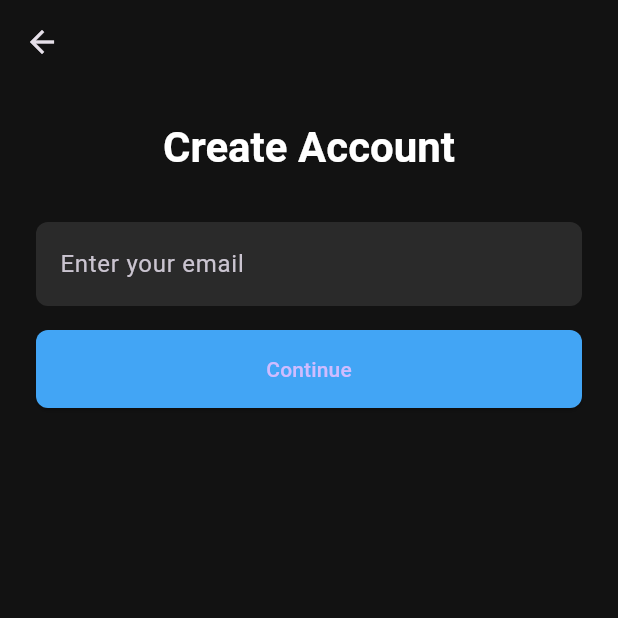
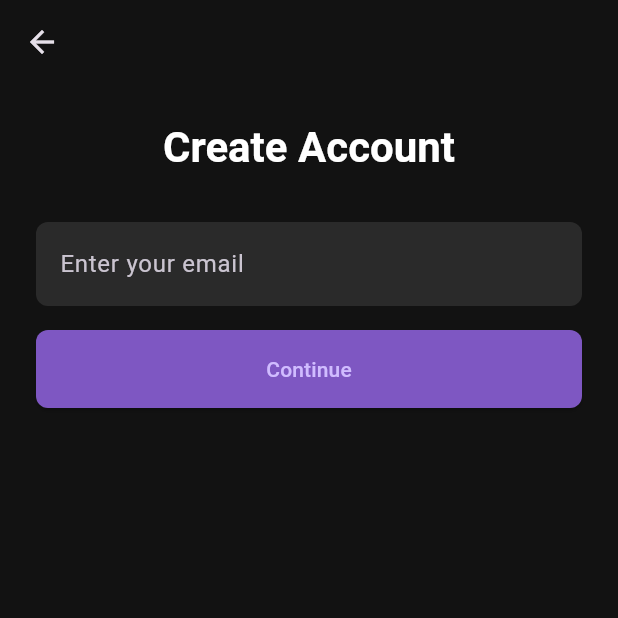
Before and after one commit to Cikle/Movely, a Flutter app: the screen it shows after launch, after a tap on "Create Account", on a phone screen of 412 x 824 dp, the top half of it. Run offline on Flutter 3.47's test engine with Material 3 defaults, Android fonts, the phone set to English and light mode, and no system bars; our stand-ins replace supabase_flutter; accounts and stored records are empty.

Commit message:
feat: Add subtle subtext and update color scheme to deep purple

```diff
--- a/movely/lib/screens/auth_screen.dart
+++ b/movely/lib/screens/auth_screen.dart
@@ -105,20 +105,26 @@ class _AuthScreenState extends State<AuthScreen> {
               crossAxisAlignment: CrossAxisAlignment.stretch,
               children: [
                 const Spacer(),
-                ShaderMask(
-                  shaderCallback: (bounds) => LinearGradient(
-                    colors: [Colors.purple.shade400, Colors.blue.shade400],
-                    begin: Alignment.topLeft,
-                    end: Alignment.bottomRight,
-                  ).createShader(bounds),
-                  child: Text(
+                Column(
+                  children: [
+                    Text(
                       'Movely',
                       style: Theme.of(context).textTheme.headlineLarge?.copyWith(
-                          color: Colors.white,
+                            color: Colors.deepPurple.shade200,
                             fontWeight: FontWeight.bold,
                           ),
                       textAlign: TextAlign.center,
                     ),
+                    const SizedBox(height: 8),
+                    Text(
+                      'Track your progress. Stay active. Live better.',
+                      style: Theme.of(context).textTheme.bodyMedium?.copyWith(
+                            color: Colors.grey.shade400,
+                            fontWeight: FontWeight.w300,
+                          ),
+                      textAlign: TextAlign.center,
+                    ),
+                  ],
                 ),
                 const Spacer(),
                 if (!_showOtpField && (_emailController.text.isEmpty)) ...[
@@ -139,7 +145,7 @@ class _AuthScreenState extends State<AuthScreen> {
                             );
                           },
                           style: ElevatedButton.styleFrom(
-                            backgroundColor: Colors.blue.shade400,
+                            backgroundColor: Colors.deepPurple.shade400,
                             padding: const EdgeInsets.symmetric(vertical: 16),
                             minimumSize: const Size(double.infinity, 50),
                             elevation: 4,
@@ -147,7 +153,13 @@ class _AuthScreenState extends State<AuthScreen> {
                               borderRadius: BorderRadius.circular(8),
                             ),
                           ),
-                          child: const Text('Create Account'),
+                          child: const Text(
+                            'Create Account',
+                            style: TextStyle(
+                              fontWeight: FontWeight.w600,
+                              fontSize: 16,
+                            ),
+                          ),
                         ),
                         const SizedBox(height: 16),
                         ElevatedButton(
@@ -170,7 +182,13 @@ class _AuthScreenState extends State<AuthScreen> {
                               borderRadius: BorderRadius.circular(8),
                             ),
                           ),
-                          child: const Text('I Have an Account'),
+                          child: const Text(
+                            'I Have an Account',
+                            style: TextStyle(
+                              fontWeight: FontWeight.w600,
+                              fontSize: 16,
+                            ),
+                          ),
                         ),
                       ],
                     ),
--- a/movely/lib/screens/login_screen.dart
+++ b/movely/lib/screens/login_screen.dart
@@ -121,7 +121,7 @@ class _LoginScreenState extends State<LoginScreen> {
                 ElevatedButton(
                   onPressed: _isLoading ? null : _signIn,
                   style: ElevatedButton.styleFrom(
-                    backgroundColor: Colors.blue.shade400,
+                    backgroundColor: Colors.deepPurple.shade400,
                     padding: const EdgeInsets.symmetric(vertical: 16),
                     shape: RoundedRectangleBorder(
                       borderRadius: BorderRadius.circular(8),
--- a/movely/lib/screens/register_screen.dart
+++ b/movely/lib/screens/register_screen.dart
@@ -121,7 +121,7 @@ class _RegisterScreenState extends State<RegisterScreen> {
                 ElevatedButton(
                   onPressed: _isLoading ? null : _register,
                   style: ElevatedButton.styleFrom(
-                    backgroundColor: Colors.blue.shade400,
+                    backgroundColor: Colors.deepPurple.shade400,
                     padding: const EdgeInsets.symmetric(vertical: 16),
                     shape: RoundedRectangleBorder(
                       borderRadius: BorderRadius.circular(8),
--- a/movely/lib/theme.dart
+++ b/movely/lib/theme.dart
@@ -1,7 +1,7 @@
 import 'package:flutter/material.dart';
 
 final movelyTheme = ThemeData.dark().copyWith(
-  primaryColor: Colors.blue.shade400,
+  primaryColor: Colors.deepPurple.shade400,
   scaffoldBackgroundColor: const Color(0xFF121212),
   appBarTheme: const AppBarTheme(
     backgroundColor: Color(0xFF0A0A0A),
```
Lines whose indentation alone changed are shown as unchanged.
